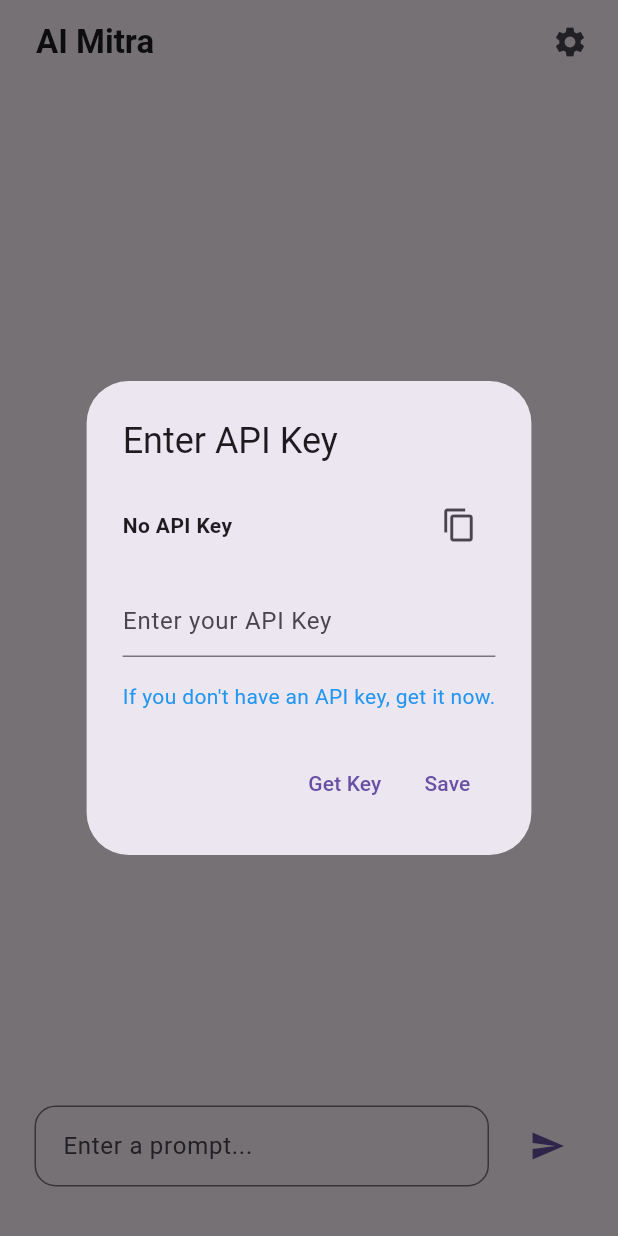
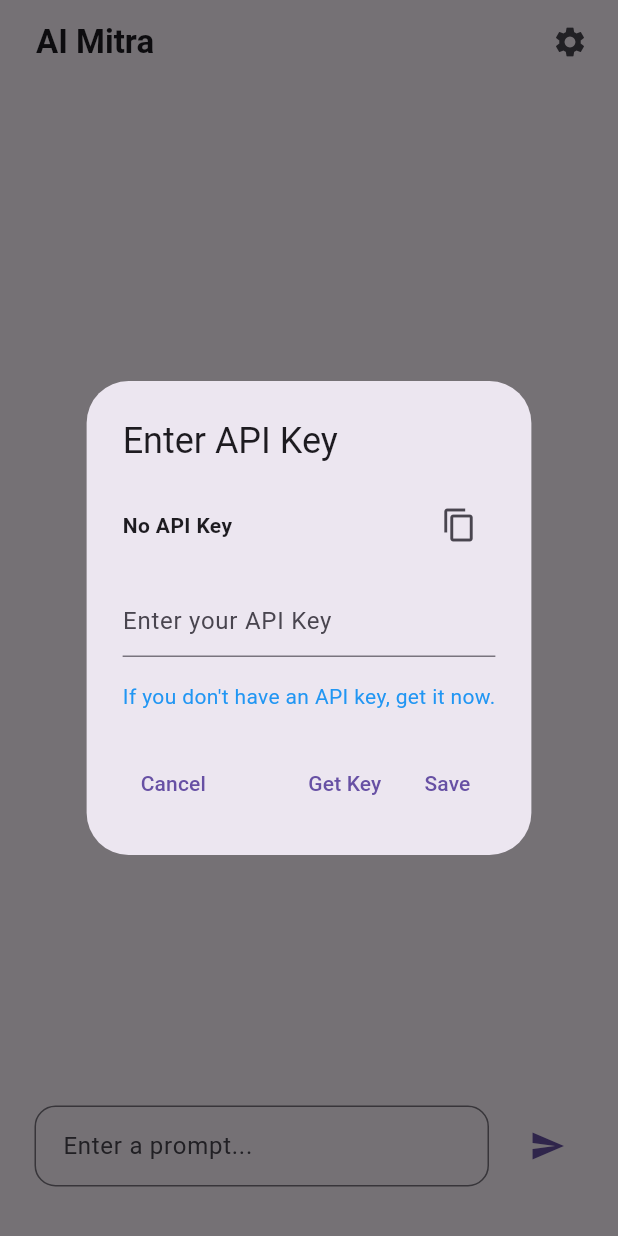
Before and after one commit to sapatevaibhav/ai_mitra, a Flutter app: the screen it shows after launch, on a phone screen of 412 x 824 dp. Run offline on Flutter 3.47's test engine with Material 3 defaults, Android fonts, the phone set to English and light mode, and no system bars; our stand-ins replace adaptive_theme, flutter_markdown, google_generative_ai, shared_preferences.

Commit message:
added cancel button

```diff
--- a/lib/utils.dart
+++ b/lib/utils.dart
@@ -74,12 +74,22 @@ class DialogUtils {
               ),
               actions: <Widget>[
                 Row(
-                  mainAxisAlignment: MainAxisAlignment.end,
+                  mainAxisAlignment: MainAxisAlignment.spaceBetween,
                   children: [
                     TextButton(
                       onPressed: () {
-                        launch(
+                        Navigator.pop(context);
+                      },
+                      child: const Text('Cancel'),
+                    ),
+                    Row(
+                      children: [
+                        TextButton(
+                          onPressed: () {
+                            launchUrl(
+                              Uri.parse(
                                 'https://makersuite.google.com/app/apikey',
+                              ),
                             );
                           },
                           child: const Text('Get Key'),
@@ -113,6 +123,8 @@ class DialogUtils {
                       ],
                     ),
                   ],
+                ),
+              ],
             );
           },
         );
```
Lines whose indentation alone changed are shown as unchanged.
